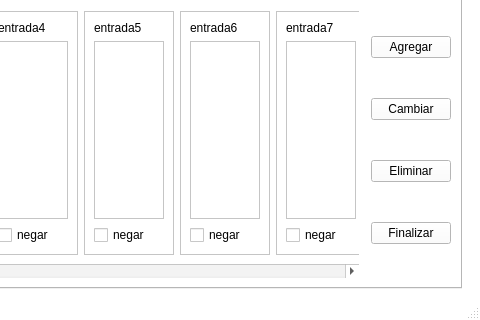
First picture: the form in Main aplication/VentanaPrincipal.ui, repository ezalorpro/LaboratorioDeControl, before the edit; both pictures show x 631 to 1111 and y 341 to 661 of the 1111 by 661 pixel window.
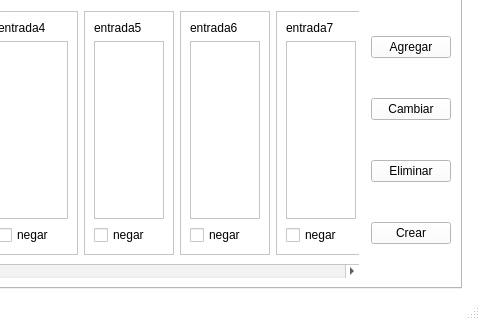
Second picture: the form after the edit. The open tabs and pages were chosen to show the change. Custom widgets are drawn as their Qt base class.

The edit to the form file:
```diff
--- a/Main aplication/VentanaPrincipal.ui
+++ b/Main aplication/VentanaPrincipal.ui
@@ -3340,7 +3340,7 @@
                 <item>
                  <widget class="QPushButton" name="ruleFinalizarButton">
                   <property name="text">
-                   <string>Finalizar</string>
+                   <string>Crear</string>
                   </property>
                  </widget>
                 </item>
```
Left out of the diff: 8 changed lines with no effect on the pictures.
